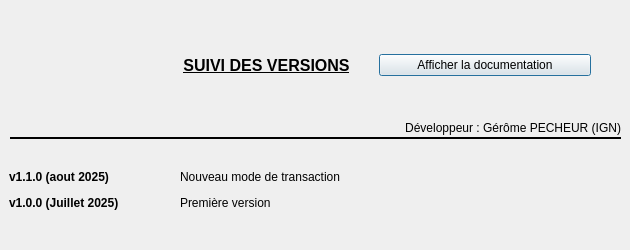
Above: aproposde.ui from IGNF/assistant-complexe-qgis-plugin before the change. Below: the same form after it.
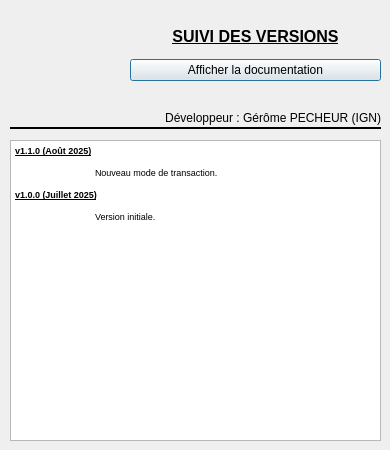
That is the form after the change. Icons and pictures are not drawn.

Commit message: modif a propos et test des layer

```diff
--- a/aproposde.ui
+++ b/aproposde.ui
@@ -6,20 +6,20 @@
    <rect>
     <x>0</x>
     <y>0</y>
-    <width>630</width>
-    <height>250</height>
+    <width>390</width>
+    <height>450</height>
    </rect>
   </property>
   <property name="minimumSize">
    <size>
-    <width>630</width>
-    <height>250</height>
+    <width>390</width>
+    <height>450</height>
    </size>
   </property>
   <property name="maximumSize">
    <size>
-    <width>630</width>
-    <height>250</height>
+    <width>390</width>
+    <height>450</height>
    </size>
   </property>
   <property name="windowTitle">
@@ -29,55 +29,12 @@
    <iconset>
     <normaloff>icons/icon_principal.png</normaloff>icons/icon_principal.png</iconset>
   </property>
-  <widget class="QWidget" name="horizontalLayoutWidget">
-   <property name="geometry">
-    <rect>
-     <x>130</x>
-     <y>10</y>
-     <width>491</width>
-     <height>111</height>
-    </rect>
-   </property>
-   <layout class="QHBoxLayout" name="horizontalLayout">
-    <property name="leftMargin">
-     <number>30</number>
-    </property>
-    <property name="rightMargin">
-     <number>30</number>
-    </property>
-    <item>
-     <widget class="QLabel" name="label">
-      <property name="font">
-       <font>
-        <pointsize>11</pointsize>
-        <weight>75</weight>
-        <bold>true</bold>
-        <underline>true</underline>
-       </font>
-      </property>
-      <property name="text">
-       <string>&lt;html&gt;&lt;head/&gt;&lt;body&gt;&lt;p&gt;&lt;span style=&quot; font-size:12pt;&quot;&gt;SUIVI DES VERSIONS&lt;/span&gt;&lt;/p&gt;&lt;/body&gt;&lt;/html&gt;</string>
-      </property>
-      <property name="alignment">
-       <set>Qt::AlignCenter</set>
-      </property>
-     </widget>
-    </item>
-    <item>
-     <widget class="QPushButton" name="pushButtonAffichedoc">
-      <property name="text">
-       <string>Afficher la documentation</string>
-      </property>
-     </widget>
-    </item>
-   </layout>
-  </widget>
   <widget class="Line" name="line">
    <property name="geometry">
     <rect>
      <x>10</x>
-     <y>130</y>
-     <width>611</width>
+     <y>120</y>
+     <width>371</width>
      <height>16</height>
     </rect>
    </property>
@@ -91,44 +48,6 @@
     <enum>Qt::Horizontal</enum>
    </property>
   </widget>
-  <widget class="QWidget" name="verticalLayoutWidget_5">
-   <property name="geometry">
-    <rect>
-     <x>9</x>
-     <y>150</y>
-     <width>161</width>
-     <height>81</height>
-    </rect>
-   </property>
-   <layout class="QVBoxLayout" name="verticalLayout_5">
-    <item>
-     <widget class="QLabel" name="label_6">
-      <property name="text">
-       <string>&lt;html&gt;&lt;head/&gt;&lt;body&gt;&lt;p&gt;&lt;span style=&quot; font-weight:600;&quot;&gt;v1.1.0 (aout 2025)&lt;/span&gt;&lt;/p&gt;&lt;p&gt;&lt;span style=&quot; font-weight:600;&quot;&gt;v1.0.0 (Juillet 2025)&lt;/span&gt;&lt;/p&gt;&lt;/body&gt;&lt;/html&gt;</string>
-      </property>
-     </widget>
-    </item>
-   </layout>
-  </widget>
-  <widget class="QWidget" name="verticalLayoutWidget_6">
-   <property name="geometry">
-    <rect>
-     <x>180</x>
-     <y>150</y>
-     <width>441</width>
-     <height>81</height>
-    </rect>
-   </property>
-   <layout class="QVBoxLayout" name="verticalLayout_6">
-    <item>
-     <widget class="QLabel" name="label_7">
-      <property name="text">
-       <string>&lt;html&gt;&lt;head/&gt;&lt;body&gt;&lt;p&gt;Nouveau mode de transaction&lt;/p&gt;&lt;p&gt;Première version&lt;/p&gt;&lt;/body&gt;&lt;/html&gt;</string>
-      </property>
-     </widget>
-    </item>
-   </layout>
-  </widget>
   <widget class="QLabel" name="label_2">
    <property name="geometry">
     <rect>
@@ -151,8 +70,8 @@
   <widget class="QLabel" name="label_3">
    <property name="geometry">
     <rect>
-     <x>390</x>
-     <y>120</y>
+     <x>150</x>
+     <y>110</y>
      <width>231</width>
      <height>16</height>
     </rect>
@@ -164,6 +83,69 @@
     <set>Qt::AlignRight|Qt::AlignTrailing|Qt::AlignVCenter</set>
    </property>
   </widget>
+  <widget class="QTextEdit" name="textEdit">
+   <property name="geometry">
+    <rect>
+     <x>10</x>
+     <y>140</y>
+     <width>371</width>
+     <height>301</height>
+    </rect>
+   </property>
+   <property name="readOnly">
+    <bool>true</bool>
+   </property>
+   <property name="html">
+    <string>&lt;!DOCTYPE HTML PUBLIC &quot;-//W3C//DTD HTML 4.0//EN&quot; &quot;http://www.w3.org/TR/REC-html40/strict.dtd&quot;&gt;
+&lt;html&gt;&lt;head&gt;&lt;meta name=&quot;qrichtext&quot; content=&quot;1&quot; /&gt;&lt;style type=&quot;text/css&quot;&gt;
+p, li { white-space: pre-wrap; }
+&lt;/style&gt;&lt;/head&gt;&lt;body style=&quot; font-family:'MS Shell Dlg 2'; font-size:8.25pt; font-weight:400; font-style:normal;&quot;&gt;
+&lt;p style=&quot; margin-top:0px; margin-bottom:0px; margin-left:0px; margin-right:0px; -qt-block-indent:0; text-indent:0px;&quot;&gt;&lt;span style=&quot; font-size:7pt; font-weight:600; text-decoration: underline;&quot;&gt;v1.1.0 (Août 2025)&lt;/span&gt;&lt;/p&gt;
+&lt;p style=&quot;-qt-paragraph-type:empty; margin-top:0px; margin-bottom:0px; margin-left:0px; margin-right:0px; -qt-block-indent:0; text-indent:0px; font-size:7pt; font-weight:600; text-decoration: underline;&quot;&gt;&lt;br /&gt;&lt;/p&gt;
+&lt;p style=&quot; margin-top:0px; margin-bottom:0px; margin-left:0px; margin-right:0px; -qt-block-indent:0; text-indent:0px;&quot;&gt;&lt;span style=&quot; font-size:7pt;&quot;&gt;	Nouveau mode de transaction.&lt;/span&gt;&lt;/p&gt;
+&lt;p style=&quot;-qt-paragraph-type:empty; margin-top:0px; margin-bottom:0px; margin-left:0px; margin-right:0px; -qt-block-indent:0; text-indent:0px; font-size:7pt;&quot;&gt;&lt;br /&gt;&lt;/p&gt;
+&lt;p style=&quot; margin-top:0px; margin-bottom:0px; margin-left:0px; margin-right:0px; -qt-block-indent:0; text-indent:0px;&quot;&gt;&lt;span style=&quot; font-size:7pt; font-weight:600; text-decoration: underline;&quot;&gt;v1.0.0 (Juillet 2025)&lt;/span&gt;&lt;/p&gt;
+&lt;p style=&quot;-qt-paragraph-type:empty; margin-top:0px; margin-bottom:0px; margin-left:0px; margin-right:0px; -qt-block-indent:0; text-indent:0px; font-size:7pt; font-weight:600; text-decoration: underline;&quot;&gt;&lt;br /&gt;&lt;/p&gt;
+&lt;p style=&quot; margin-top:0px; margin-bottom:0px; margin-left:0px; margin-right:0px; -qt-block-indent:0; text-indent:0px;&quot;&gt;&lt;span style=&quot; font-size:7pt;&quot;&gt;	Version initiale.&lt;/span&gt;&lt;/p&gt;&lt;/body&gt;&lt;/html&gt;</string>
+   </property>
+  </widget>
+  <widget class="QWidget" name="">
+   <property name="geometry">
+    <rect>
+     <x>130</x>
+     <y>20</y>
+     <width>251</width>
+     <height>61</height>
+    </rect>
+   </property>
+   <layout class="QVBoxLayout" name="verticalLayout">
+    <item>
+     <widget class="QLabel" name="label">
+      <property name="font">
+       <font>
+        <pointsize>11</pointsize>
+        <weight>75</weight>
+        <bold>true</bold>
+        <underline>true</underline>
+       </font>
+      </property>
+      <property name="text">
+       <string>&lt;html&gt;&lt;head/&gt;&lt;body&gt;&lt;p&gt;&lt;span style=&quot; font-size:12pt;&quot;&gt;SUIVI DES VERSIONS&lt;/span&gt;&lt;/p&gt;&lt;/body&gt;&lt;/html&gt;</string>
+      </property>
+      <property name="alignment">
+       <set>Qt::AlignCenter</set>
+      </property>
+     </widget>
+    </item>
+    <item>
+     <widget class="QPushButton" name="pushButtonAffichedoc">
+      <property name="text">
+       <string>Afficher la documentation</string>
+      </property>
+     </widget>
+    </item>
+   </layout>
+  </widget>
  </widget>
  <resources/>
  <connections/>
```
Left out of the diff: 2 changed lines with no effect on the pictures. The commit also changes 1 other file.
